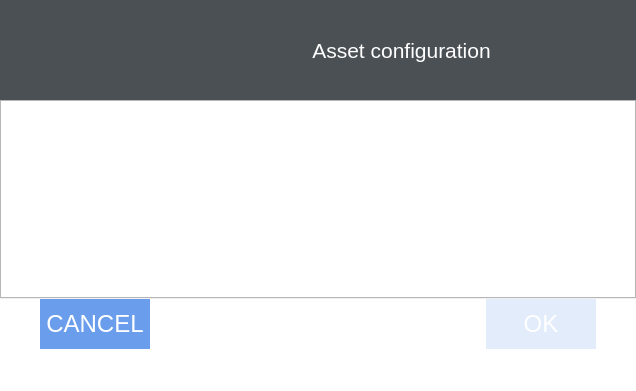
Before: the Qt Designer form mainwindow.ui in quartileone/AssetConfiguration, drawn with Qt 5.
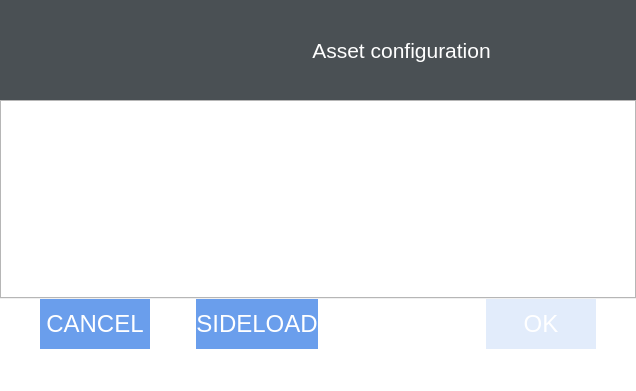
After: the same form once the commit is applied. Icons and pictures are not drawn.

Commit message: added sideload config feature

What changed in the file:
```diff
--- a/mainwindow.ui
+++ b/mainwindow.ui
@@ -219,6 +219,37 @@
         </property>
        </widget>
       </item>
+      <item>
+       <widget class="QPushButton" name="sideloadButton">
+        <property name="sizePolicy">
+         <sizepolicy hsizetype="Fixed" vsizetype="Fixed">
+          <horstretch>0</horstretch>
+          <verstretch>0</verstretch>
+         </sizepolicy>
+        </property>
+        <property name="minimumSize">
+         <size>
+          <width>150</width>
+          <height>50</height>
+         </size>
+        </property>
+        <property name="font">
+         <font>
+          <pointsize>18</pointsize>
+         </font>
+        </property>
+        <property name="styleSheet">
+         <string notr="true">border: none;
+color: #FFFFFF;
+background-color: #6A9EEC;
+margin-left: 40px;
+</string>
+        </property>
+        <property name="text">
+         <string>SIDELOAD</string>
+        </property>
+       </widget>
+      </item>
       <item>
        <spacer name="horizontalSpacer">
         <property name="orientation">
```
The commit also changes 2 other files.
